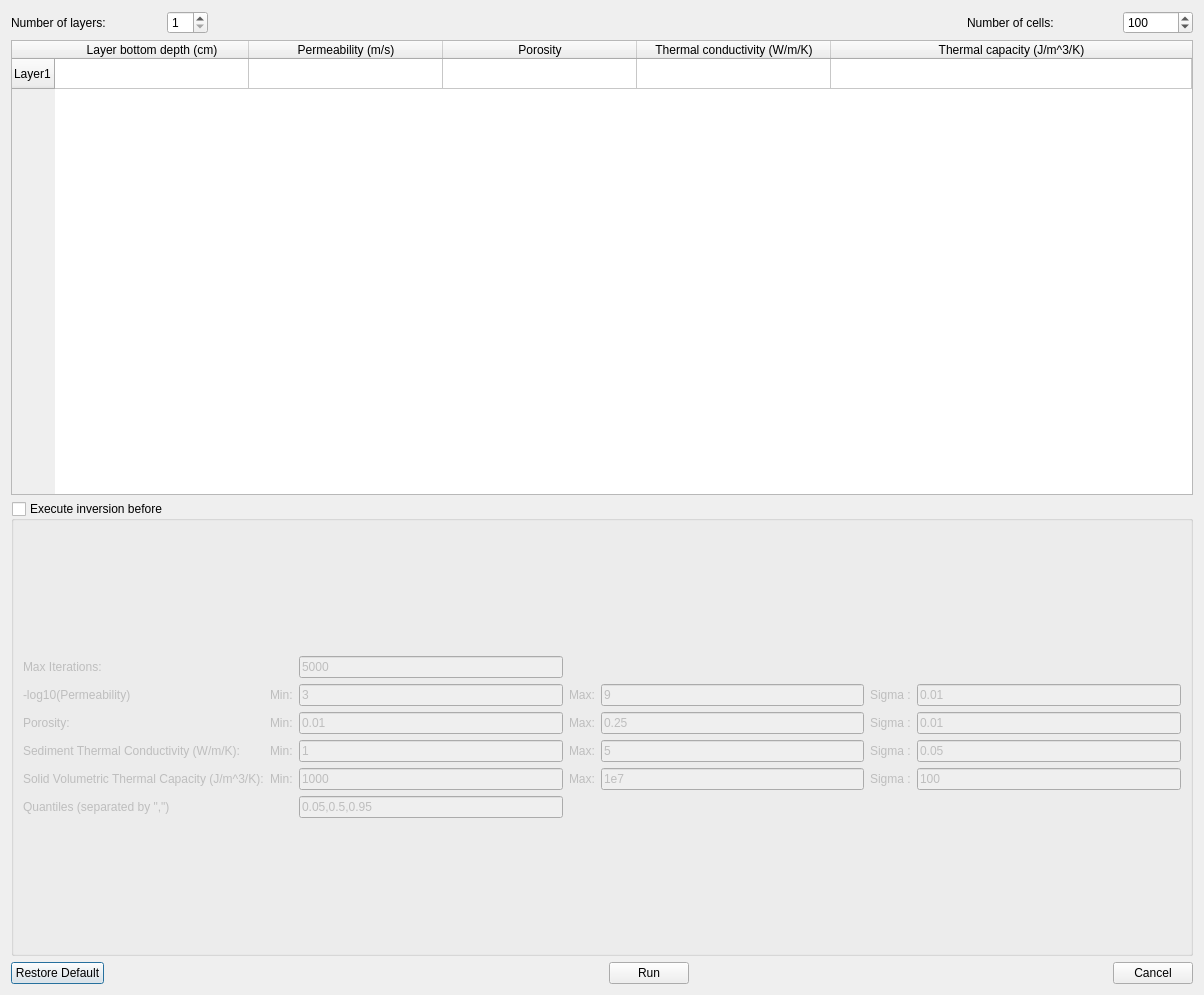
Before: the Qt Designer form Molonaviz/src/molonaviz/frontend/ui/dialogCompute.ui in flipoyo/MOLONARI1D, drawn with Qt 5.
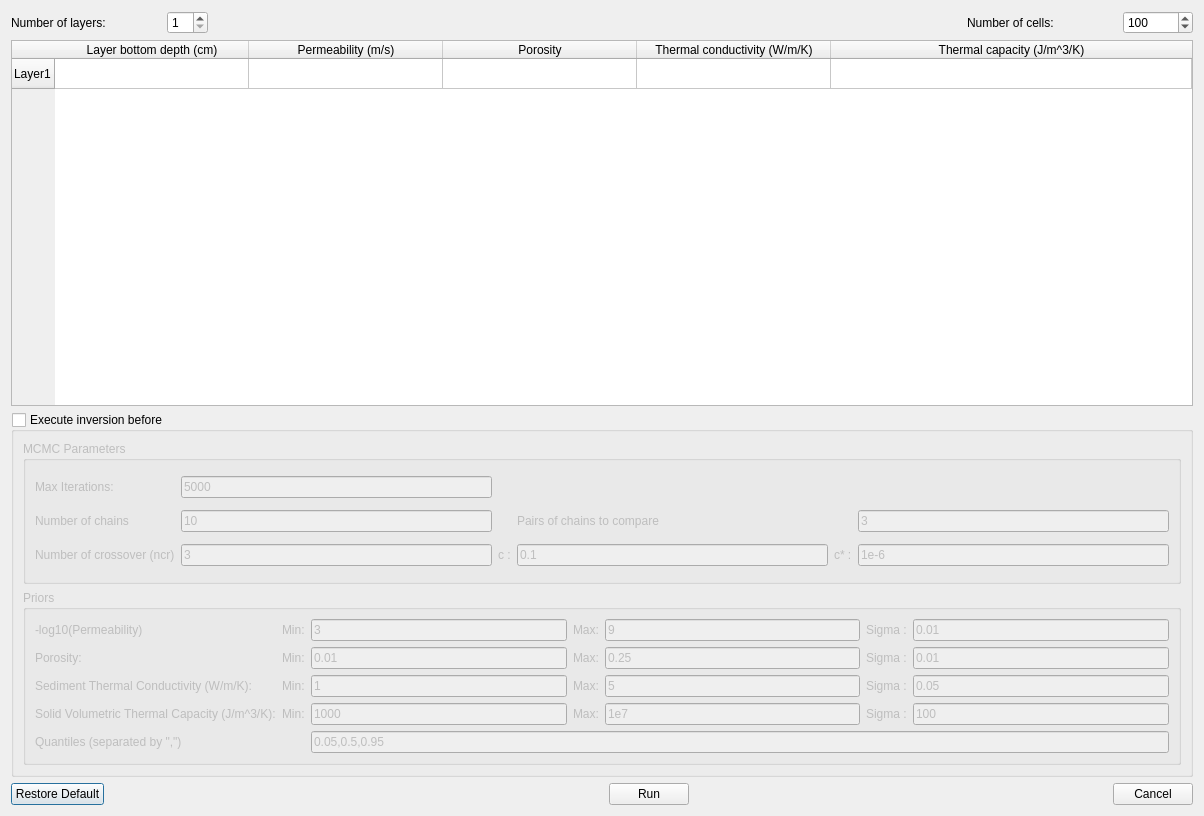
After: the same form once the commit is applied.

Commit message: Add DREAM compute window (no code yet)

```diff
--- a/Molonaviz/src/molonaviz/frontend/ui/dialogCompute.ui
+++ b/Molonaviz/src/molonaviz/frontend/ui/dialogCompute.ui
@@ -7,7 +7,7 @@
     <x>0</x>
     <y>0</y>
     <width>1204</width>
-    <height>995</height>
+    <height>816</height>
    </rect>
   </property>
   <property name="minimumSize">
@@ -19,7 +19,7 @@
   <property name="windowTitle">
    <string>Compute</string>
   </property>
-  <layout class="QVBoxLayout" name="verticalLayout_2" stretch="0,0,0,0">
+  <layout class="QVBoxLayout" name="verticalLayout">
    <item>
     <layout class="QHBoxLayout" name="horizontalLayout">
      <item>
@@ -215,11 +215,22 @@
      <property name="checked">
       <bool>false</bool>
      </property>
-     <layout class="QVBoxLayout" name="verticalLayout">
-      <item>
-       <layout class="QGridLayout" name="MCMCLayout">
-        <item row="4" column="2">
-         <widget class="QLineEdit" name="lineEditThermalCapacityMin">
+     <layout class="QGridLayout" name="gridLayout">
+      <item row="1" column="0">
+       <widget class="QGroupBox" name="groupBox">
+        <property name="title">
+         <string>Priors</string>
+        </property>
+        <layout class="QGridLayout" name="gridLayout_4">
+         <item row="1" column="6">
+          <widget class="QLabel" name="label_32">
+           <property name="text">
+            <string>Sigma :</string>
+           </property>
+          </widget>
+         </item>
+         <item row="2" column="5">
+          <widget class="QLineEdit" name="lineEditThermalConductivityMax">
           <property name="minimumSize">
            <size>
             <width>100</width>
@@ -227,23 +238,44 @@
            </size>
           </property>
           <property name="text">
-           <string>1000</string>
+            <string>5</string>
           </property>
           <property name="readOnly">
            <bool>false</bool>
           </property>
          </widget>
         </item>
-        <item row="3" column="5">
-         <widget class="QLabel" name="label_33">
+         <item row="2" column="7">
+          <widget class="QLineEdit" name="lineEditThermalConductivitySigma">
+           <property name="minimumSize">
+            <size>
+             <width>100</width>
+             <height>0</height>
+            </size>
+           </property>
           <property name="text">
+            <string>0.05</string>
+           </property>
+           <property name="readOnly">
+            <bool>true</bool>
+           </property>
+          </widget>
+         </item>
+         <item row="3" column="6">
+          <widget class="QLabel" name="label_34">
+           <property name="text">
            <string>Sigma :</string>
           </property>
          </widget>
         </item>
-        <item row="1" column="4">
-         <layout class="QHBoxLayout" name="horizontalLayout_7">
-          <item>
+         <item row="0" column="6">
+          <widget class="QLabel" name="labelsigmaK">
+           <property name="text">
+            <string>Sigma :</string>
+           </property>
+          </widget>
+         </item>
+         <item row="0" column="5">
            <widget class="QLineEdit" name="lineEditKMax">
             <property name="text">
              <string>9</string>
@@ -253,150 +285,21 @@
             </property>
            </widget>
           </item>
-         </layout>
-        </item>
-        <item row="0" column="0">
-         <widget class="QLabel" name="label_2">
-          <property name="text">
-           <string>Max Iterations:</string>
-          </property>
-         </widget>
-        </item>
-        <item row="5" column="2">
-         <widget class="QLineEdit" name="lineEditQuantiles">
-          <property name="text">
-           <string>0.05,0.5,0.95</string>
-          </property>
-         </widget>
-        </item>
-        <item row="1" column="2">
-         <layout class="QHBoxLayout" name="horizontalLayout_6">
-          <item>
-           <widget class="QLineEdit" name="lineEditKMin">
-            <property name="text">
-             <string>3</string>
-            </property>
-            <property name="readOnly">
-             <bool>false</bool>
-            </property>
-           </widget>
-          </item>
-         </layout>
-        </item>
-        <item row="4" column="3">
-         <widget class="QLabel" name="label_28">
-          <property name="text">
-           <string>Max:</string>
-          </property>
-         </widget>
-        </item>
-        <item row="1" column="5">
-         <widget class="QLabel" name="labelsigmaK">
-          <property name="text">
-           <string>Sigma :</string>
-          </property>
-         </widget>
-        </item>
-        <item row="1" column="0">
-         <widget class="QLabel" name="labelMoinsLog10KMCMC">
-          <property name="text">
-           <string>-log10(Permeability)</string>
-          </property>
-         </widget>
-        </item>
-        <item row="0" column="2">
-         <widget class="QLineEdit" name="lineEditMaxIterMCMC">
-          <property name="text">
-           <string>5000</string>
-          </property>
-         </widget>
-        </item>
-        <item row="3" column="0">
+         <item row="2" column="0" colspan="2">
          <widget class="QLabel" name="label_15">
           <property name="text">
            <string>Sediment Thermal Conductivity (W/m/K):</string>
           </property>
          </widget>
         </item>
-        <item row="2" column="3">
-         <widget class="QLabel" name="label_26">
+         <item row="1" column="0">
+          <widget class="QLabel" name="label_14">
           <property name="text">
-           <string>Max:</string>
+            <string>Porosity:</string>
           </property>
          </widget>
         </item>
-        <item row="2" column="4">
-         <widget class="QLineEdit" name="lineEditPorosityMax">
-          <property name="minimumSize">
-           <size>
-            <width>100</width>
-            <height>0</height>
-           </size>
-          </property>
-          <property name="text">
-           <string>0.25</string>
-          </property>
-          <property name="readOnly">
-           <bool>false</bool>
-          </property>
-         </widget>
-        </item>
-        <item row="3" column="4">
-         <widget class="QLineEdit" name="lineEditThermalConductivityMax">
-          <property name="minimumSize">
-           <size>
-            <width>100</width>
-            <height>0</height>
-           </size>
-          </property>
-          <property name="text">
-           <string>5</string>
-          </property>
-          <property name="readOnly">
-           <bool>false</bool>
-          </property>
-         </widget>
-        </item>
-        <item row="2" column="6">
-         <widget class="QLineEdit" name="lineEditPorositySigma">
-          <property name="minimumSize">
-           <size>
-            <width>100</width>
-            <height>0</height>
-           </size>
-          </property>
-          <property name="text">
-           <string>0.01</string>
-          </property>
-          <property name="readOnly">
-           <bool>true</bool>
-          </property>
-         </widget>
-        </item>
-        <item row="3" column="1">
-         <widget class="QLabel" name="label_12">
-          <property name="text">
-           <string>Min:</string>
-          </property>
-         </widget>
-        </item>
-        <item row="4" column="6">
-         <widget class="QLineEdit" name="lineEditThermalCapacitySigma">
-          <property name="minimumSize">
-           <size>
-            <width>100</width>
-            <height>0</height>
-           </size>
-          </property>
-          <property name="text">
-           <string>100</string>
-          </property>
-          <property name="readOnly">
-           <bool>true</bool>
-          </property>
-         </widget>
-        </item>
-        <item row="4" column="4">
+         <item row="3" column="5">
          <widget class="QLineEdit" name="lineEditThermalCapacityMax">
           <property name="minimumSize">
            <size>
@@ -412,29 +315,22 @@
           </property>
          </widget>
         </item>
-        <item row="4" column="1">
+         <item row="3" column="2">
          <widget class="QLabel" name="label_19">
           <property name="text">
            <string>Min:</string>
           </property>
          </widget>
         </item>
-        <item row="4" column="5">
-         <widget class="QLabel" name="label_34">
-          <property name="text">
-           <string>Sigma :</string>
-          </property>
-         </widget>
-        </item>
-        <item row="1" column="3">
+         <item row="0" column="4">
          <widget class="QLabel" name="label_24">
           <property name="text">
            <string>Max:</string>
           </property>
          </widget>
         </item>
-        <item row="2" column="2">
-         <widget class="QLineEdit" name="lineEditPorosityMin">
+         <item row="1" column="7">
+          <widget class="QLineEdit" name="lineEditPorositySigma">
           <property name="minimumSize">
            <size>
             <width>100</width>
@@ -445,18 +341,53 @@
            <string>0.01</string>
           </property>
           <property name="readOnly">
+            <bool>true</bool>
+           </property>
+          </widget>
+         </item>
+         <item row="2" column="3">
+          <widget class="QLineEdit" name="lineEditThermalConductivityMin">
+           <property name="minimumSize">
+            <size>
+             <width>100</width>
+             <height>0</height>
+            </size>
+           </property>
+           <property name="text">
+            <string>1</string>
+           </property>
+           <property name="readOnly">
            <bool>false</bool>
           </property>
          </widget>
         </item>
-        <item row="1" column="1">
-         <widget class="QLabel" name="label_23">
+         <item row="3" column="7">
+          <widget class="QLineEdit" name="lineEditThermalCapacitySigma">
+           <property name="minimumSize">
+            <size>
+             <width>100</width>
+             <height>0</height>
+            </size>
+           </property>
           <property name="text">
-           <string>Min:</string>
-          </property>
-         </widget>
-        </item>
-        <item row="1" column="6">
+            <string>100</string>
+           </property>
+           <property name="readOnly">
+            <bool>true</bool>
+           </property>
+          </widget>
+         </item>
+         <item row="0" column="3">
+          <widget class="QLineEdit" name="lineEditKMin">
+           <property name="text">
+            <string>3</string>
+           </property>
+           <property name="readOnly">
+            <bool>false</bool>
+           </property>
+          </widget>
+         </item>
+         <item row="0" column="7">
          <widget class="QLineEdit" name="lineEditMoinsLog10KSigma">
           <property name="minimumSize">
            <size>
@@ -472,8 +403,8 @@
           </property>
          </widget>
         </item>
-        <item row="3" column="6">
-         <widget class="QLineEdit" name="lineEditThermalConductivitySigma">
+         <item row="1" column="5">
+          <widget class="QLineEdit" name="lineEditPorosityMax">
           <property name="minimumSize">
            <size>
             <width>100</width>
@@ -481,14 +412,28 @@
            </size>
           </property>
           <property name="text">
-           <string>0.05</string>
+            <string>0.25</string>
           </property>
           <property name="readOnly">
-           <bool>true</bool>
+            <bool>false</bool>
           </property>
          </widget>
         </item>
-        <item row="2" column="1">
+         <item row="2" column="6">
+          <widget class="QLabel" name="label_33">
+           <property name="text">
+            <string>Sigma :</string>
+           </property>
+          </widget>
+         </item>
+         <item row="2" column="4">
+          <widget class="QLabel" name="label_25">
+           <property name="text">
+            <string>Max:</string>
+           </property>
+          </widget>
+         </item>
+         <item row="1" column="2">
          <widget class="QLabel" name="label_22">
           <property name="text">
            <string>Min:</string>
@@ -496,71 +441,202 @@
          </widget>
         </item>
         <item row="3" column="3">
-         <widget class="QLabel" name="label_25">
+          <widget class="QLineEdit" name="lineEditThermalCapacityMin">
+           <property name="minimumSize">
+            <size>
+             <width>100</width>
+             <height>0</height>
+            </size>
+           </property>
           <property name="text">
-           <string>Max:</string>
-          </property>
-         </widget>
-        </item>
-        <item row="2" column="5">
-         <widget class="QLabel" name="label_32">
+            <string>1000</string>
+           </property>
+           <property name="readOnly">
+            <bool>false</bool>
+           </property>
+          </widget>
+         </item>
+         <item row="0" column="0">
+          <widget class="QLabel" name="labelMoinsLog10KMCMC">
           <property name="text">
-           <string>Sigma :</string>
+            <string>-log10(Permeability)</string>
           </property>
          </widget>
         </item>
-        <item row="4" column="0">
+         <item row="1" column="3">
+          <widget class="QLineEdit" name="lineEditPorosityMin">
+           <property name="minimumSize">
+            <size>
+             <width>100</width>
+             <height>0</height>
+            </size>
+           </property>
+           <property name="text">
+            <string>0.01</string>
+           </property>
+           <property name="readOnly">
+            <bool>false</bool>
+           </property>
+          </widget>
+         </item>
+         <item row="3" column="0" colspan="2">
          <widget class="QLabel" name="label_16">
           <property name="text">
            <string>Solid Volumetric Thermal Capacity (J/m^3/K):</string>
           </property>
          </widget>
         </item>
-        <item row="3" column="2">
-         <widget class="QLineEdit" name="lineEditThermalConductivityMin">
-          <property name="minimumSize">
-           <size>
-            <width>100</width>
-            <height>0</height>
-           </size>
-          </property>
+         <item row="1" column="4">
+          <widget class="QLabel" name="label_26">
+           <property name="text">
+            <string>Max:</string>
+           </property>
+          </widget>
+         </item>
+         <item row="2" column="2">
+          <widget class="QLabel" name="label_12">
           <property name="text">
-           <string>1</string>
-          </property>
-          <property name="readOnly">
-           <bool>false</bool>
+            <string>Min:</string>
+           </property>
+          </widget>
+         </item>
+         <item row="3" column="4">
+          <widget class="QLabel" name="label_28">
+           <property name="text">
+            <string>Max:</string>
           </property>
          </widget>
         </item>
-        <item row="5" column="0">
+         <item row="4" column="0">
          <widget class="QLabel" name="label">
           <property name="text">
            <string>Quantiles (separated by &quot;,&quot;)</string>
           </property>
          </widget>
         </item>
+         <item row="0" column="2">
+          <widget class="QLabel" name="label_23">
+           <property name="text">
+            <string>Min:</string>
+           </property>
+          </widget>
+         </item>
+         <item row="4" column="3" colspan="5">
+          <widget class="QLineEdit" name="lineEditQuantiles">
+           <property name="text">
+            <string>0.05,0.5,0.95</string>
+           </property>
+          </widget>
+         </item>
+        </layout>
+       </widget>
+      </item>
+      <item row="0" column="0">
+       <widget class="QGroupBox" name="groupBoxMCMCParam">
+        <property name="title">
+         <string>MCMC Parameters</string>
+        </property>
+        <layout class="QGridLayout" name="gridLayout_2">
+         <item row="2" column="4">
+          <widget class="QLabel" name="labelcstar">
+           <property name="text">
+            <string>c* :</string>
+           </property>
+          </widget>
+         </item>
+         <item row="1" column="0">
+          <widget class="QLabel" name="labelChains">
+           <property name="text">
+            <string>Number of chains</string>
+           </property>
+          </widget>
+         </item>
+         <item row="2" column="1">
+          <widget class="QLineEdit" name="lineEditncr">
+           <property name="text">
+            <string>3</string>
+           </property>
+          </widget>
+         </item>
+         <item row="1" column="5">
+          <widget class="QLineEdit" name="lineEditDelta">
+           <property name="text">
+            <string>3</string>
+           </property>
+          </widget>
+         </item>
         <item row="2" column="0">
-         <widget class="QLabel" name="label_14">
+          <widget class="QLabel" name="labelncr">
           <property name="text">
-           <string>Porosity:</string>
+            <string>Number of crossover (ncr)</string>
           </property>
          </widget>
         </item>
-       </layout>
+         <item row="2" column="2">
+          <widget class="QLabel" name="labelc">
+           <property name="text">
+            <string>c :</string>
+           </property>
+          </widget>
+         </item>
+         <item row="0" column="0">
+          <widget class="QLabel" name="label_2">
+           <property name="text">
+            <string>Max Iterations:</string>
+           </property>
+          </widget>
+         </item>
+         <item row="1" column="1">
+          <widget class="QLineEdit" name="lineEditChains">
+           <property name="text">
+            <string>10</string>
+           </property>
+          </widget>
+         </item>
+         <item row="1" column="3">
+          <widget class="QLabel" name="labelDelta">
+           <property name="text">
+            <string>Pairs of chains to compare</string>
+           </property>
+          </widget>
+         </item>
+         <item row="2" column="3">
+          <widget class="QLineEdit" name="lineEditc">
+           <property name="text">
+            <string>0.1</string>
+           </property>
+          </widget>
+         </item>
+         <item row="0" column="1">
+          <widget class="QLineEdit" name="lineEditMaxIterMCMC">
+           <property name="text">
+            <string>5000</string>
+           </property>
+          </widget>
+         </item>
+         <item row="2" column="5">
+          <widget class="QLineEdit" name="lineEditcstar">
+           <property name="text">
+            <string>1e-6</string>
+           </property>
+          </widget>
+         </item>
+        </layout>
+       </widget>
       </item>
      </layout>
     </widget>
    </item>
    <item>
-    <layout class="QHBoxLayout" name="horizontalLayout_5">
-     <item>
+    <layout class="QGridLayout" name="gridLayout_3">
+     <item row="0" column="0">
       <widget class="QPushButton" name="pushButtonRestoreDefault">
        <property name="text">
         <string>Restore Default</string>
        </property>
       </widget>
      </item>
-     <item>
+     <item row="0" column="1">
       <spacer name="horizontalSpacer">
        <property name="orientation">
         <enum>Qt::Horizontal</enum>
@@ -573,7 +649,7 @@
        </property>
       </spacer>
      </item>
-     <item>
+     <item row="0" column="2">
       <widget class="QPushButton" name="pushButtonRun">
        <property name="enabled">
         <bool>true</bool>
@@ -583,7 +659,7 @@
        </property>
       </widget>
      </item>
-     <item>
+     <item row="0" column="3">
       <widget class="QDialogButtonBox" name="buttonBox">
        <property name="standardButtons">
         <set>QDialogButtonBox::Cancel</set>
```
Lines whose indentation alone changed are shown as unchanged.
